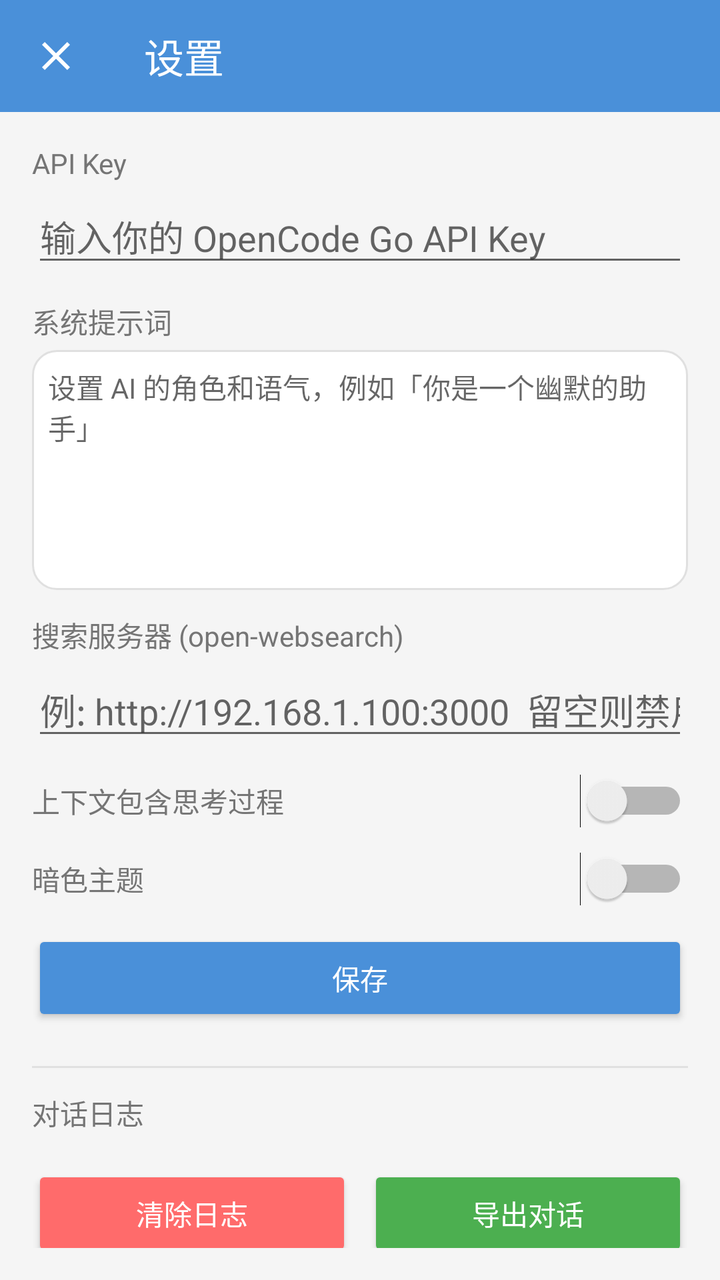
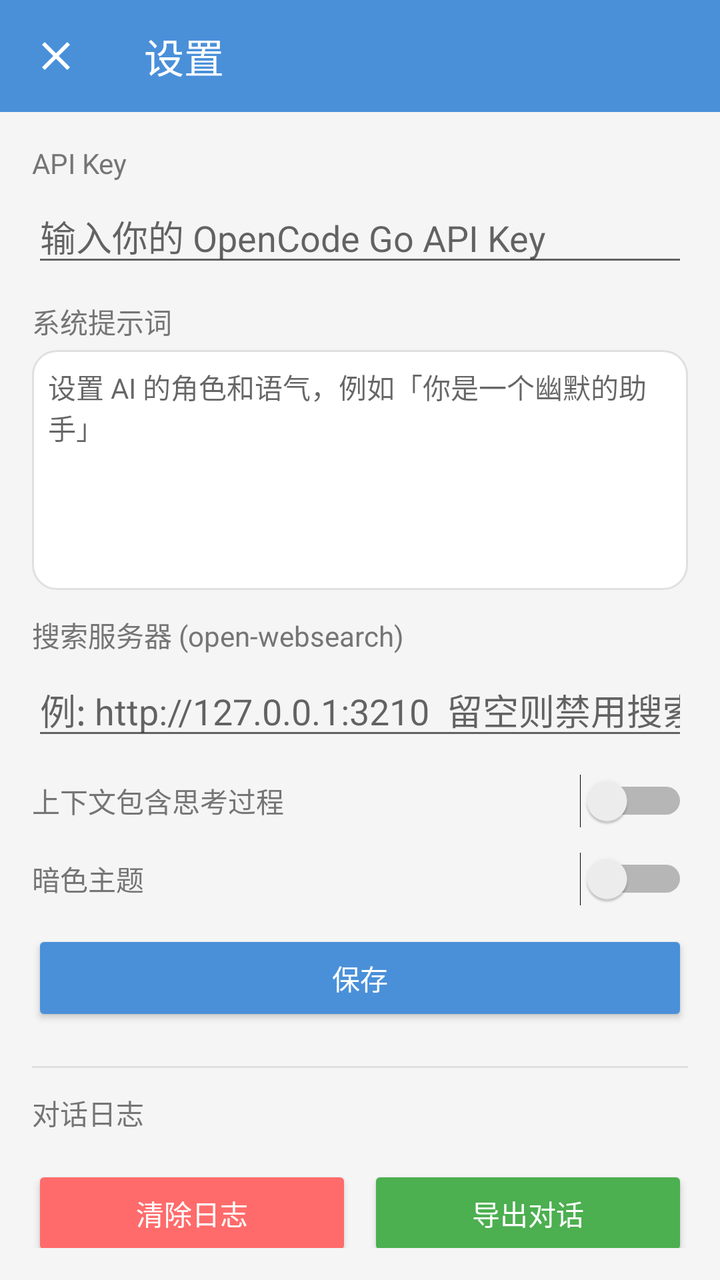

Compare the two renders of this Android layout. The source of the first and the diff that turns it into the second are given below.
<!-- AndroidManifest.xml: application theme Theme.SimpleAI -->
<!-- res/layout/activity_settings.xml -->
<?xml version="1.0" encoding="utf-8"?>
<LinearLayout xmlns:android="http://schemas.android.com/apk/res/android"
    xmlns:app="http://schemas.android.com/apk/res-auto"
    android:layout_width="match_parent"
    android:layout_height="match_parent"
    android:orientation="vertical">

    <androidx.appcompat.widget.Toolbar
        android:id="@+id/toolbar"
        android:layout_width="match_parent"
        android:layout_height="?attr/actionBarSize"
        android:background="@color/primary"
        app:theme="@style/ToolbarTheme"
        app:title="设置"
        app:titleTextColor="@android:color/white"
        app:navigationIcon="@drawable/ic_close" />

    <LinearLayout
        android:layout_width="match_parent"
        android:layout_height="match_parent"
        android:orientation="vertical"
        android:padding="16dp">

    <TextView
        android:layout_width="wrap_content"
        android:layout_height="wrap_content"
        android:text="API Key"
        android:textSize="14sp"
        android:textColor="@color/text_secondary" />

    <EditText
        android:id="@+id/edit_api_key"
        android:layout_width="match_parent"
        android:layout_height="wrap_content"
        android:layout_marginTop="4dp"
        android:hint="输入你的 OpenCode Go API Key"
        android:inputType="textPassword"
        android:singleLine="true" />

    <TextView
        android:layout_width="wrap_content"
        android:layout_height="wrap_content"
        android:layout_marginTop="12dp"
        android:text="系统提示词"
        android:textSize="14sp"
        android:textColor="@color/text_secondary" />

    <EditText
        android:id="@+id/edit_system_prompt"
        android:layout_width="match_parent"
        android:layout_height="120dp"
        android:layout_marginTop="4dp"
        android:gravity="top"
        android:hint="设置 AI 的角色和语气，例如「你是一个幽默的助手」"
        android:inputType="textMultiLine"
        android:background="@drawable/bg_ai_message"
        android:padding="8dp"
        android:textColor="@color/text_primary"
        android:textSize="14sp" />

    <TextView
        android:layout_width="wrap_content"
        android:layout_height="wrap_content"
        android:layout_marginTop="12dp"
        android:text="搜索服务器 (open-websearch)"
        android:textSize="14sp"
        android:textColor="@color/text_secondary" />

    <EditText
        android:id="@+id/edit_search_server"
        android:layout_width="match_parent"
        android:layout_height="wrap_content"
        android:layout_marginTop="4dp"
        android:hint="例: http://192.168.1.100:3000  留空则禁用搜索"
        android:inputType="textUri"
        android:singleLine="true" />

    <LinearLayout
        android:layout_width="match_parent"
        android:layout_height="wrap_content"
        android:layout_marginTop="12dp"
        android:gravity="center_vertical"
        android:orientation="horizontal">

        <TextView
            android:layout_width="0dp"
            android:layout_height="wrap_content"
            android:layout_weight="1"
            android:text="上下文包含思考过程"
            android:textColor="@color/text_secondary"
            android:textSize="14sp" />

        <Switch
            android:id="@+id/switch_include_thinking"
            android:layout_width="wrap_content"
            android:layout_height="wrap_content" />
    </LinearLayout>

    <LinearLayout
        android:layout_width="match_parent"
        android:layout_height="wrap_content"
        android:layout_marginTop="12dp"
        android:gravity="center_vertical"
        android:orientation="horizontal">

        <TextView
            android:layout_width="0dp"
            android:layout_height="wrap_content"
            android:layout_weight="1"
            android:text="暗色主题"
            android:textColor="@color/text_secondary"
            android:textSize="14sp" />

        <Switch
            android:id="@+id/switch_dark"
            android:layout_width="wrap_content"
            android:layout_height="wrap_content" />
    </LinearLayout>

    <Button
        android:id="@+id/btn_save"
        android:layout_width="match_parent"
        android:layout_height="wrap_content"
        android:layout_marginTop="12dp"
        android:backgroundTint="@color/primary"
        android:text="保存"
        android:textColor="@android:color/white" />

    <View
        android:layout_width="match_parent"
        android:layout_height="1dp"
        android:layout_marginTop="20dp"
        android:background="@color/divider" />

    <TextView
        android:layout_width="wrap_content"
        android:layout_height="wrap_content"
        android:layout_marginTop="12dp"
        android:text="对话日志"
        android:textSize="14sp"
        android:textColor="@color/text_secondary" />

    <ScrollView
        android:layout_width="match_parent"
        android:layout_height="0dp"
        android:layout_weight="1"
        android:layout_marginTop="8dp"
        android:background="@drawable/bg_ai_message"
        android:padding="8dp">

        <TextView
            android:id="@+id/text_log"
            android:layout_width="match_parent"
            android:layout_height="wrap_content"
            android:fontFamily="monospace"
            android:textColor="@color/text_primary"
            android:textSize="12sp" />
    </ScrollView>

    <LinearLayout
        android:layout_width="match_parent"
        android:layout_height="wrap_content"
        android:layout_marginTop="8dp"
        android:orientation="horizontal">

        <Button
            android:id="@+id/btn_clear_log"
            android:layout_width="0dp"
            android:layout_height="wrap_content"
            android:layout_weight="1"
            android:backgroundTint="#FF6B6B"
            android:text="清除日志"
            android:textColor="@android:color/white" />

        <Button
            android:id="@+id/btn_export"
            android:layout_width="0dp"
            android:layout_height="wrap_content"
            android:layout_weight="1"
            android:layout_marginStart="8dp"
            android:backgroundTint="#4CAF50"
            android:text="导出对话"
            android:textColor="@android:color/white" />
    </LinearLayout>

    <Button
        android:id="@+id/btn_clear_all"
        android:layout_width="match_parent"
        android:layout_height="wrap_content"
        android:layout_marginTop="8dp"
        android:backgroundTint="#FF4444"
        android:text="清除所有会话"
        android:textColor="@android:color/white" />

    </LinearLayout>

</LinearLayout>
<!-- resources referenced by this layout -->
<resources>
  <color name="divider">#E0E0E0</color>
  <color name="primary">#4A90D9</color>
  <color name="text_primary">#212121</color>
  <color name="text_secondary">#757575</color>
  <!-- drawable bg_ai_message (drawable) -->
  <?xml version="1.0" encoding="utf-8"?>
  <shape xmlns:android="http://schemas.android.com/apk/res/android"
      android:shape="rectangle">
      <corners android:radius="12dp" />
      <solid android:color="@color/bg_ai_msg" />
      <stroke
          android:width="1dp"
          android:color="@color/divider" />
  </shape>
  <!-- drawable ic_close (drawable) -->
  <?xml version="1.0" encoding="utf-8"?>
  <vector xmlns:android="http://schemas.android.com/apk/res/android"
      android:width="24dp"
      android:height="24dp"
      android:viewportWidth="24"
      android:viewportHeight="24">
      <path
          android:fillColor="#FFFFFF"
          android:pathData="M19,6.41L17.59,5 12,10.59 6.41,5 5,6.41 10.59,12 5,17.59 6.41,19 12,13.41 17.59,19 19,17.59 13.41,12z" />
  </vector>
  <style name="ToolbarTheme" parent="ThemeOverlay.AppCompat.Dark.ActionBar">
          <item name="android:background">@color/primary</item>
      </style>
  <style name="Theme.SimpleAI" parent="Theme.AppCompat.DayNight.NoActionBar">
          <item name="colorPrimary">@color/primary</item>
          <item name="colorPrimaryDark">@color/primary_dark</item>
          <item name="colorAccent">@color/accent</item>
          <item name="android:windowBackground">@color/bg_chat</item>
      </style>
  <color name="bg_ai_msg">#FFFFFF</color>
  <color name="primary_dark">#3A7BC8</color>
  <color name="accent">#FF6B6B</color>
  <color name="bg_chat">#F5F5F5</color>
</resources>

<!-- the commit's change to res/layout/activity_settings.xml (unified diff, before → after) -->
@@ -71,7 +71,7 @@
         android:layout_width="match_parent"
         android:layout_height="wrap_content"
         android:layout_marginTop="4dp"
-        android:hint="例: http://192.168.1.100:3000  留空则禁用搜索"
+        android:hint="例: http://127.0.0.1:3210  留空则禁用搜索"
         android:inputType="textUri"
         android:singleLine="true" />
 
